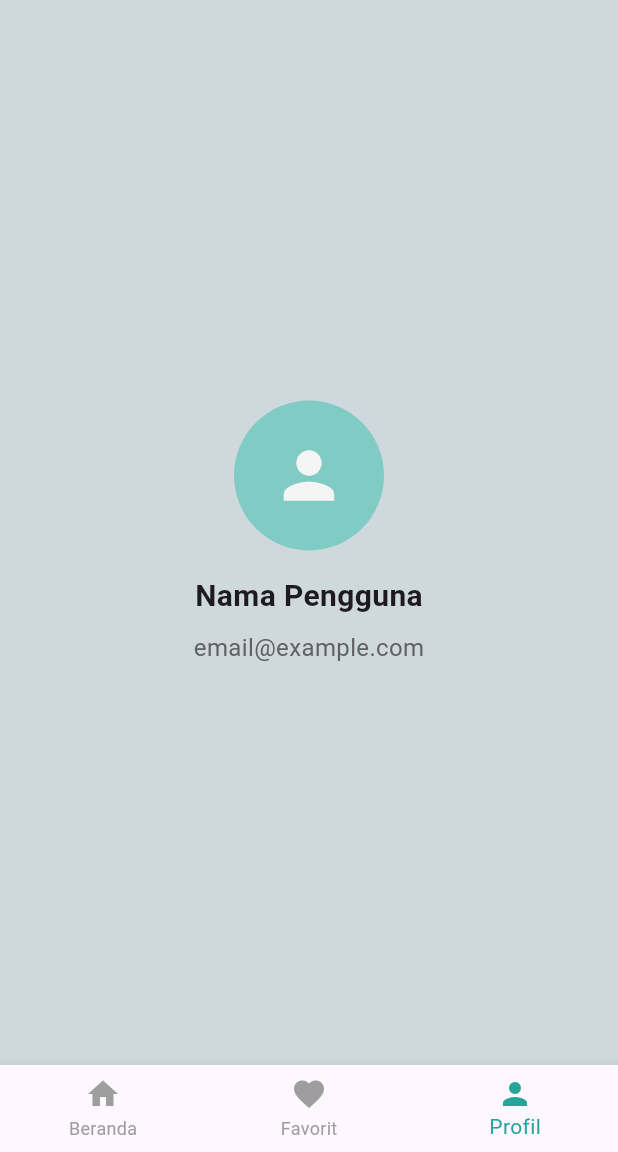
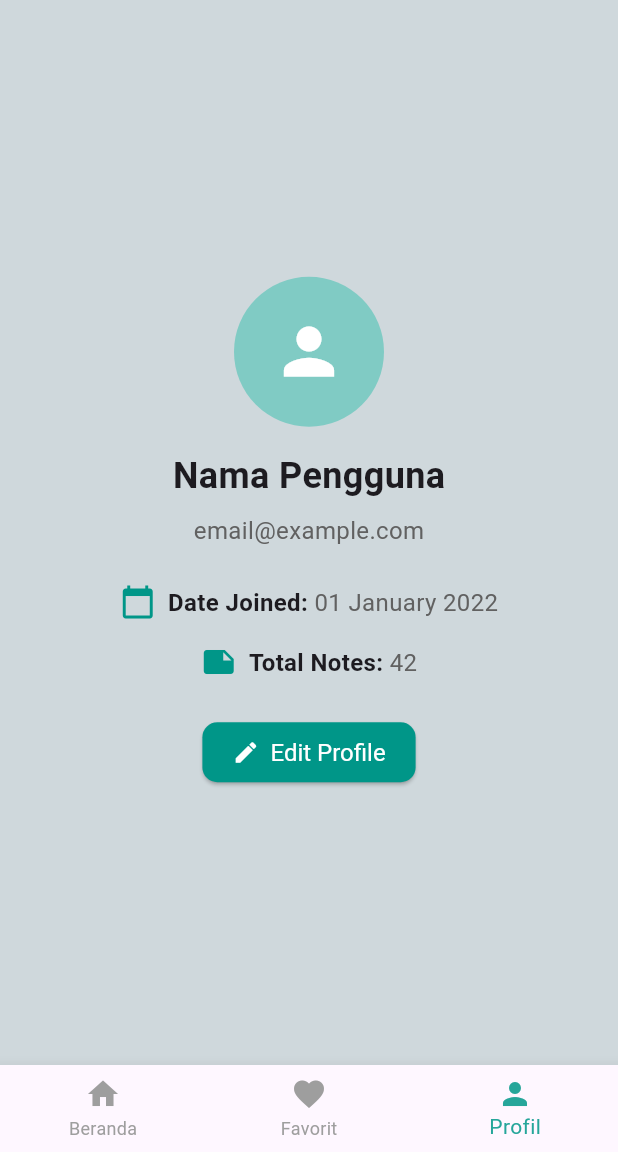
Before and after one commit to AwwaliyahAliyah/tekber-fp, a Flutter app: the screen it shows after launch, item 3 of the bottom bar chosen, on a phone screen of 412 x 824 dp, the part 84-1236 px from its top. Run offline on Flutter 3.47's test engine with Material 3 defaults, Android fonts, the light colour scheme and no system bars.

Commit message:
edit profile page

```diff
--- a/lib/screens/profile.dart
+++ b/lib/screens/profile.dart
@@ -4,26 +4,68 @@ class ProfileScreen extends StatelessWidget {
   @override
   Widget build(BuildContext context) {
     return Center(
+      child: Padding(
+        padding: const EdgeInsets.all(16.0),
         child: Column(
           mainAxisAlignment: MainAxisAlignment.center,
           children: [
             CircleAvatar(
               radius: 50,
               backgroundColor: Colors.teal[200],
-            child: Icon(Icons.person, size: 50, color: Colors.grey[100]),
+              child: Icon(Icons.person, size: 50, color: Colors.white),
             ),
             SizedBox(height: 16),
             Text(
               'Nama Pengguna',
-            style: TextStyle(fontSize: 20, fontWeight: FontWeight.bold),
+              style: TextStyle(fontSize: 24, fontWeight: FontWeight.bold),
             ),
             SizedBox(height: 8),
             Text(
               'email@example.com',
               style: TextStyle(fontSize: 16, color: Colors.grey[700]),
             ),
+            SizedBox(height: 24),
+            buildProfileDetailRow(Icons.calendar_today, 'Date Joined:', '01 January 2022'),
+            SizedBox(height: 16),
+            buildProfileDetailRow(Icons.note, 'Total Notes:', '42'),
+            SizedBox(height: 24),
+            ElevatedButton.icon(
+              onPressed: () {
+                // Add your edit profile functionality here
+              },
+              icon: Icon(Icons.edit, size: 18),
+              label: Text("Edit Profile"),
+              style: ElevatedButton.styleFrom(
+                foregroundColor: Colors.white,
+                backgroundColor: Colors.teal,  // For text and icon color
+                padding: EdgeInsets.symmetric(horizontal: 20, vertical: 10),
+                textStyle: TextStyle(fontSize: 16),
+                shape: RoundedRectangleBorder(
+                  borderRadius: BorderRadius.circular(10),
+                ),
+              ),
+            ),
           ],
+        ),
       ),
     );
   }
+
+  Widget buildProfileDetailRow(IconData icon, String label, String value) {
+    return Row(
+      mainAxisAlignment: MainAxisAlignment.center,
+      children: [
+        Icon(icon, color: Colors.teal),
+        SizedBox(width: 8),
+        Text(
+          '$label ',
+          style: TextStyle(fontSize: 16, fontWeight: FontWeight.bold),
+        ),
+        Text(
+          value,
+          style: TextStyle(fontSize: 16, color: Colors.grey[700]),
+        ),
+      ],
+    );
   }
+}
```
Lines whose indentation alone changed are shown as unchanged.
